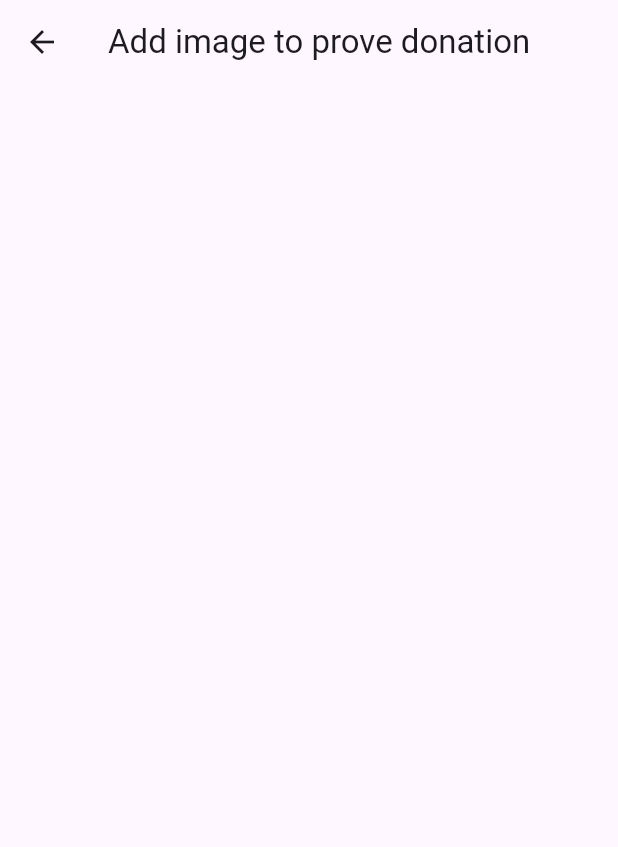
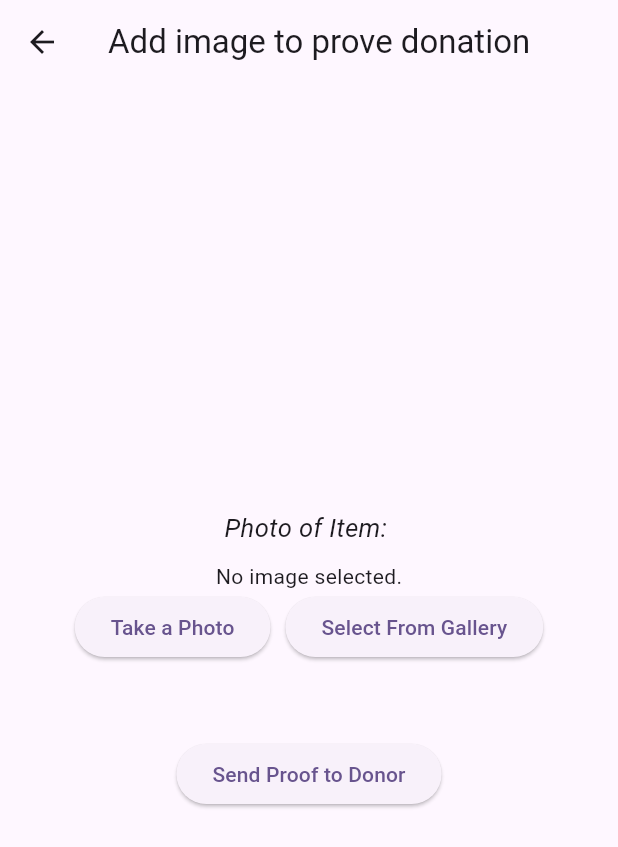
Before and after one commit to CinthSimbulan/CMSC-23-Project, a Flutter app: the Addimagedrive screen opened by its route, on a phone screen of 412 x 824 dp. Shown: the top 847 px of the screen. Run offline on Flutter 3.47's test engine with Material 3 defaults, Android fonts, the phone set to English and light mode, and no system bars; our stand-ins replace cloud_firestore, email_validator, firebase_auth, firebase_core, firebase_storage, image_picker and 1 more; missing offline and left inert: flutter_barcode_scanner; accounts and stored records are empty.

Commit message:
chore: implemented upload image in donation drive for proof

```diff
--- a/cmsc_23_project/lib/api/firebase_users_api.dart
+++ b/cmsc_23_project/lib/api/firebase_users_api.dart
@@ -68,6 +68,8 @@ class FirebaseUserAPI {
       Reference ref = storage.ref('org_proof_of_legitimacy/$fileName');
       if (folderPath == 'donations') {
         ref = storage.ref('donations/$fileName');
+      } else if (folderPath == 'drives') {
+        ref = storage.ref('drives/$fileName');
       }
 
       await ref.putFile(file);
--- a/cmsc_23_project/lib/pages/DonorPage/DonatePage/qrcode.dart
+++ b/cmsc_23_project/lib/pages/DonorPage/DonatePage/qrcode.dart
@@ -1,4 +1,3 @@
-import 'package:cmsc_23_project/pages/OrgPage/scanqr.dart';
 import 'package:flutter/material.dart';
 import 'package:qr_flutter/qr_flutter.dart';
 
--- a/cmsc_23_project/lib/pages/OrganizationPage/addImageDrive.dart
+++ b/cmsc_23_project/lib/pages/OrganizationPage/addImageDrive.dart
@@ -1,22 +1,97 @@
+import 'dart:io';
+
+import 'package:cloud_firestore/cloud_firestore.dart';
+import 'package:cmsc_23_project/pages/DonorPage/DonatePage/image.dart';
+import 'package:cmsc_23_project/providers/image_provider.dart';
 import 'package:flutter/material.dart';
+import 'package:provider/provider.dart';
 
+// Class for org to add image to prove donation to the donor
+//This image will be sent to donor as proof that their donation was given to a beneficiary
 class Addimagedrive extends StatefulWidget {
-  const Addimagedrive({super.key, this.donation});
+  const Addimagedrive({super.key, this.donation, this.orgId});
 
   static const routename = '/addimagedrive';
   final Map? donation;
+  final String? orgId;
 
   @override
   State<Addimagedrive> createState() => _AddimagedriveState();
 }
 
 class _AddimagedriveState extends State<Addimagedrive> {
+  File? photo;
+
+  Future<void> updateDonationStatus(String newStatus) async {
+    try {
+      DocumentReference donationRef = FirebaseFirestore.instance
+          .collection('organizations')
+          .doc(widget.orgId)
+          .collection('donations')
+          .doc(widget.donation!['id']);
+      await donationRef.update({'status': newStatus});
+      print('Donation status updated successfully!');
+    } catch (error) {
+      print('Error updating donation status: $error');
+    }
+  }
+
   @override
   Widget build(BuildContext context) {
     return Scaffold(
       appBar: AppBar(
         title: const Text('Add image to prove donation'),
       ),
+      body: Center(
+        child: Column(
+          mainAxisAlignment: MainAxisAlignment.center,
+          children: [
+            Padding(
+                padding: EdgeInsets.symmetric(vertical: 55),
+                child: Column(
+                  children: [
+                    const Text("Photo of Item: ",
+                        style: TextStyle(
+                            fontStyle: FontStyle.italic,
+                            fontWeight: FontWeight.w400,
+                            fontSize: 17)),
+                    const SizedBox(
+                      height: 10,
+                    ),
+                    PhotoPicker(
+                      callback: (value) => setState(() => photo = value),
+                    ),
+                    const SizedBox(
+                      height: 50,
+                    ),
+
+                    //button to send proof to donor
+                    ElevatedButton(
+                      onPressed: () async {
+                        //save image to firebase storage
+                        String photoUrl = await context
+                            .read<ImageUploadProvider>()
+                            .uploadImage(photo!, "drives");
+
+                        //send image to donor
+                        // send 'photoUrl' to donor via sms or email
+                        print('donation id');
+                        print(widget.donation!['id']);
+                        print('org id');
+
+                        print(widget.orgId);
+                        //change the status to 'completed';
+                        updateDonationStatus('completed');
+
+                        Navigator.pop(context);
+                      },
+                      child: const Text('Send Proof to Donor'),
+                    )
+                  ],
+                )),
+          ],
+        ),
+      ),
     );
   }
 }
--- a/cmsc_23_project/lib/pages/OrganizationPage/drive.dart
+++ b/cmsc_23_project/lib/pages/OrganizationPage/drive.dart
@@ -173,6 +173,8 @@ class _DrivePageState extends State<DrivePage> {
                                   MaterialPageRoute(
                                       builder: (context) => Drivedetails(
                                             drive: drive,
+                                            driveId: driveId,
+                                            orgId: widget.orgId,
                                           )),
                                 );
                               },
--- a/cmsc_23_project/lib/pages/OrganizationPage/organizationHomePage.dart
+++ b/cmsc_23_project/lib/pages/OrganizationPage/organizationHomePage.dart
@@ -169,6 +169,10 @@ class _OrganizationHomepageState extends State<OrganizationHomepage> {
                       child: Text(driveData['name'] ?? 'No name'),
                     );
                   }).toList();
+                  print("org id:");
+                  print(widget.orgId);
+                  print(driveDocs);
+                  print(driveItems);
                   print(driveItems.map((item) => item.value).toList());
                   // Add an empty string as one of the choices
                   driveItems.insert(
--- a/cmsc_23_project/lib/pages/OrganizationPage/scanqr.dart
+++ b/cmsc_23_project/lib/pages/OrganizationPage/scanqr.dart
@@ -1,4 +1,4 @@
-import 'package:cmsc_23_project/pages/OrgPage/editstatus.dart';
+import 'package:cmsc_23_project/pages/OrganizationPage/editstatus.dart';
 import 'package:flutter/material.dart';
 import 'package:flutter_barcode_scanner/flutter_barcode_scanner.dart';
 
--- a/cmsc_23_project/pubspec.yaml
+++ b/cmsc_23_project/pubspec.yaml
@@ -40,7 +40,7 @@ dependencies:
   cloud_firestore: ^4.17.5
   provider: ^6.1.2
   firebase_auth: ^4.19.5
-  firebase_storage: ^11.7.5
+  firebase_storage: ^11.7.7
   qr_flutter: ^4.1.0
   flutter_barcode_scanner: ^2.0.0
 
```
Also changed, not shown: cmsc_23_project/lib/api/firebase_org_api.dart (+16 -0 lines), cmsc_23_project/lib/pages/DonorPage/DonatePage/donor.dart (+8 -4 lines), cmsc_23_project/lib/pages/OrganizationPage/drivedetails.dart (+9 -4 lines), cmsc_23_project/lib/pages/homepage.dart (+5 -2 lines), cmsc_23_project/lib/providers/organizations_provider.dart (+7 -0 lines), cmsc_23_project/pubspec.lock, 1 other file.
